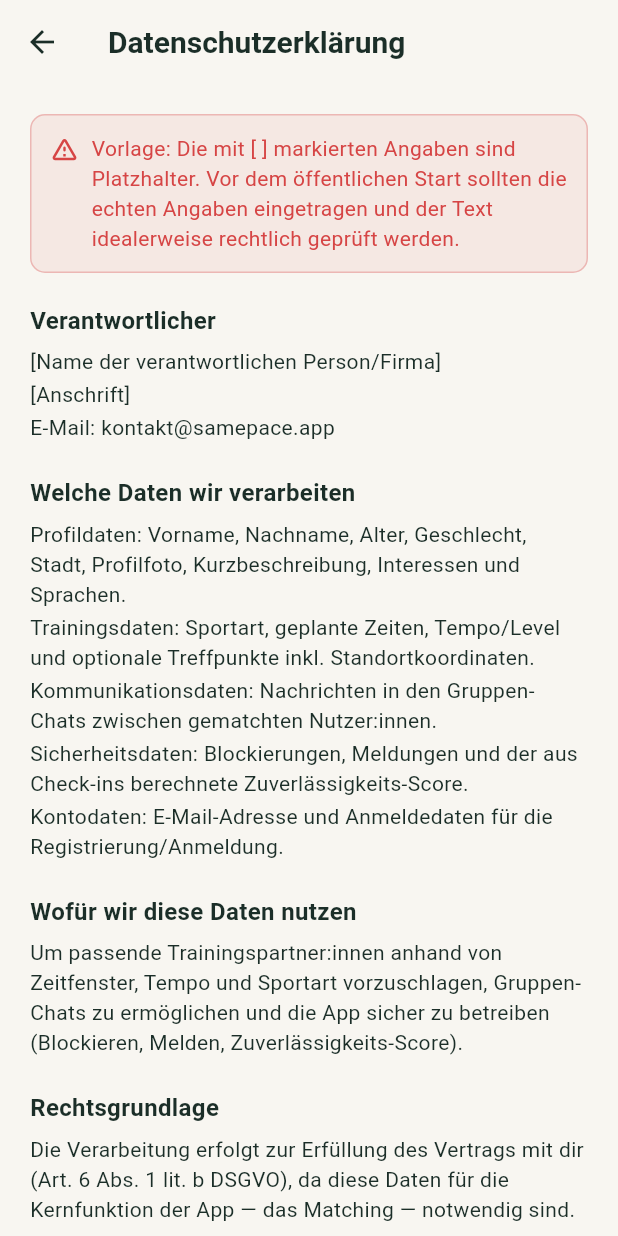
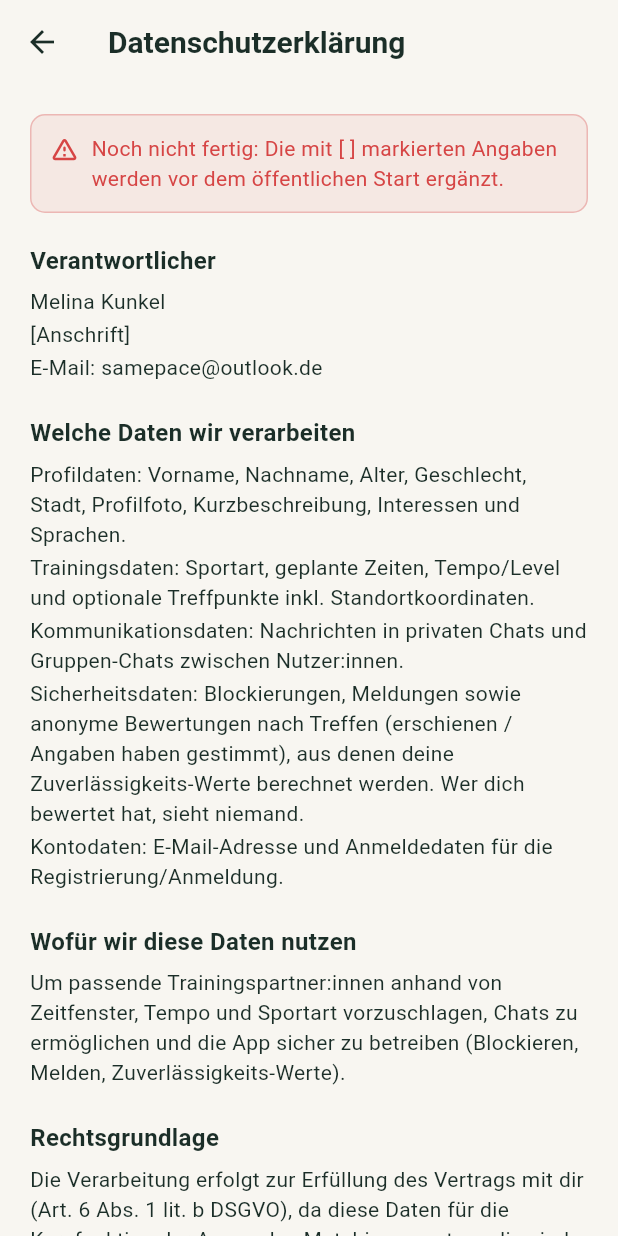
Before and after one commit to melinakunkel/PaceMatch, a Flutter app: the PrivacyPolicyScreen screen opened directly, on a phone screen of 412 x 824 dp. Run offline on Flutter 3.47's test engine with Material 3 defaults, Android fonts, the phone set to English and light mode, and no system bars; our stand-ins replace flutter_dotenv, flutter_map, go_router, image_picker, latlong2, shared_preferences and 2 more; missing offline and left inert: dart:js_interop; accounts and stored records are empty; network calls fail.

Commit message:
Impressum/Datenschutz: operator name and contact email
All contact, feedback and privacy mails now go to samepace@outlook.de; the
operator is Melina Kunkel (address still to come). The privacy policy now
describes the anonymous post-meetup reviews instead of check-ins, private
chats, and the third-party services the app loads from (GitHub Pages,
OpenStreetMap map and search, Unsplash images).

Co-Authored-By: Claude Opus 5.5 <noreply@anthropic.com>
Claude-Session: https://claude.ai/code/session_01Ea9r8VGpDf7DY7pxTu84EK

```diff
--- a/lib/constants/app_info.dart
+++ b/lib/constants/app_info.dart
@@ -1,9 +1,12 @@
 /// Central place for contact details used in Settings, the FAQ and the
-/// Impressum — update [contactEmail] here once a real inbox exists instead
-/// of hunting through the UI for hardcoded addresses.
+/// Impressum/Datenschutz — change them here instead of hunting through the
+/// UI for hardcoded values.
 class AppInfo {
   AppInfo._();
 
-  /// Placeholder until a dedicated inbox exists.
-  static const contactEmail = 'kontakt@samepace.app';
+  /// Where every support, feedback and privacy request goes.
+  static const contactEmail = 'samepace@outlook.de';
+
+  /// The person operating the app (Impressum, Verantwortlicher).
+  static const operatorName = 'Melina Kunkel';
 }
--- a/lib/screens/legal/imprint_screen.dart
+++ b/lib/screens/legal/imprint_screen.dart
@@ -4,10 +4,9 @@ import '../../constants/app_info.dart';
 import '../../l10n/strings.dart';
 import 'legal_widgets.dart';
 
-/// Impressum (Anbieterkennzeichnung, §5 ECG / §25 MedienG). The bracketed
-/// [placeholder] values are legally required and must be filled in with the
-/// real operator details before this app is published — see the warning
-/// banner at the top of the page.
+/// Impressum (Anbieterkennzeichnung, §5 ECG / §25 MedienG). The address is
+/// still a [placeholder] and must be filled in before this app is published
+/// — see the warning banner at the top of the page.
 class ImprintScreen extends StatelessWidget {
   const ImprintScreen({super.key});
 
@@ -27,15 +26,13 @@ class ImprintScreen extends StatelessWidget {
           children: [
             const PlaceholderNotice(
               text:
-                  'Noch nicht fertig: Die mit [ ] markierten Angaben sind '
-                  'Platzhalter und müssen durch die echten Daten ersetzt '
-                  'werden, bevor die App öffentlich geht — ein Impressum '
-                  'ist in Österreich/Deutschland gesetzlich vorgeschrieben.',
+                  'Noch nicht fertig: Die Anschrift fehlt noch und wird vor '
+                  'dem öffentlichen Start ergänzt.',
             ),
             LegalSection(
               heading: 'Angaben gemäß § 5 ECG / § 25 Mediengesetz',
               lines: [
-                placeholder('Vor- und Nachname bzw. Firmenname'),
+                AppInfo.operatorName,
                 placeholder('Straße und Hausnummer'),
                 placeholder('PLZ und Ort'),
                 placeholder('Land'),
@@ -55,11 +52,7 @@ class ImprintScreen extends StatelessWidget {
             ),
             LegalSection(
               heading: 'Verantwortlich für den Inhalt',
-              lines: [
-                placeholder(
-                  'Name der verantwortlichen Person gemäß § 25 Mediengesetz',
-                ),
-              ],
+              lines: [AppInfo.operatorName],
             ),
             const LegalSection(
               heading: 'EU-Streitschlichtung',
--- a/lib/screens/legal/privacy_policy_screen.dart
+++ b/lib/screens/legal/privacy_policy_screen.dart
@@ -26,15 +26,13 @@ class PrivacyPolicyScreen extends StatelessWidget {
           children: [
             const PlaceholderNotice(
               text:
-                  'Vorlage: Die mit [ ] markierten Angaben sind Platzhalter. '
-                  'Vor dem öffentlichen Start sollten die echten Angaben '
-                  'eingetragen und der Text idealerweise rechtlich geprüft '
-                  'werden.',
+                  'Noch nicht fertig: Die mit [ ] markierten Angaben werden '
+                  'vor dem öffentlichen Start ergänzt.',
             ),
             LegalSection(
               heading: 'Verantwortlicher',
               lines: [
-                placeholder('Name der verantwortlichen Person/Firma'),
+                AppInfo.operatorName,
                 placeholder('Anschrift'),
                 'E-Mail: ${AppInfo.contactEmail}',
               ],
@@ -46,10 +44,13 @@ class PrivacyPolicyScreen extends StatelessWidget {
                     'Profilfoto, Kurzbeschreibung, Interessen und Sprachen.',
                 'Trainingsdaten: Sportart, geplante Zeiten, Tempo/Level und '
                     'optionale Treffpunkte inkl. Standortkoordinaten.',
-                'Kommunikationsdaten: Nachrichten in den Gruppen-Chats '
-                    'zwischen gematchten Nutzer:innen.',
-                'Sicherheitsdaten: Blockierungen, Meldungen und der aus '
-                    'Check-ins berechnete Zuverlässigkeits-Score.',
+                'Kommunikationsdaten: Nachrichten in privaten Chats und '
+                    'Gruppen-Chats zwischen Nutzer:innen.',
+                'Sicherheitsdaten: Blockierungen, Meldungen sowie anonyme '
+                    'Bewertungen nach Treffen (erschienen / Angaben haben '
+                    'gestimmt), aus denen deine Zuverlässigkeits-Werte '
+                    'berechnet werden. Wer dich bewertet hat, sieht '
+                    'niemand.',
                 'Kontodaten: E-Mail-Adresse und Anmeldedaten für die '
                     'Registrierung/Anmeldung.',
               ],
@@ -58,9 +59,9 @@ class PrivacyPolicyScreen extends StatelessWidget {
               heading: 'Wofür wir diese Daten nutzen',
               lines: [
                 'Um passende Trainingspartner:innen anhand von Zeitfenster, '
-                    'Tempo und Sportart vorzuschlagen, Gruppen-Chats zu '
-                    'ermöglichen und die App sicher zu betreiben (Blockieren, '
-                    'Melden, Zuverlässigkeits-Score).',
+                    'Tempo und Sportart vorzuschlagen, Chats zu ermöglichen '
+                    'und die App sicher zu betreiben (Blockieren, Melden, '
+                    'Zuverlässigkeits-Werte).',
               ],
             ),
             const LegalSection(
@@ -79,6 +80,20 @@ class PrivacyPolicyScreen extends StatelessWidget {
                     'gespeichert und verarbeitet. Mit Supabase besteht bzw. '
                     'wird ein Auftragsverarbeitungsvertrag abgeschlossen.',
                 placeholder('Serverstandort/Region von Supabase ergänzen'),
+              ],
+            ),
+            const LegalSection(
+              heading: 'Weitere Dienste',
+              lines: [
+                'Die Web-App wird über GitHub Pages (GitHub Inc.) '
+                    'ausgeliefert; dabei wird technisch deine IP-Adresse '
+                    'verarbeitet.',
+                'Karten und die Ortssuche kommen von OpenStreetMap: Beim '
+                    'Anzeigen der Karte bzw. Suchen eines Orts werden deine '
+                    'IP-Adresse und der Suchbegriff bzw. Kartenausschnitt '
+                    'an OpenStreetMap übermittelt.',
+                'Einige Bilder werden von Unsplash geladen; dabei wird '
+                    'deine IP-Adresse an Unsplash übermittelt.',
               ],
             ),
             const LegalSection(
```
